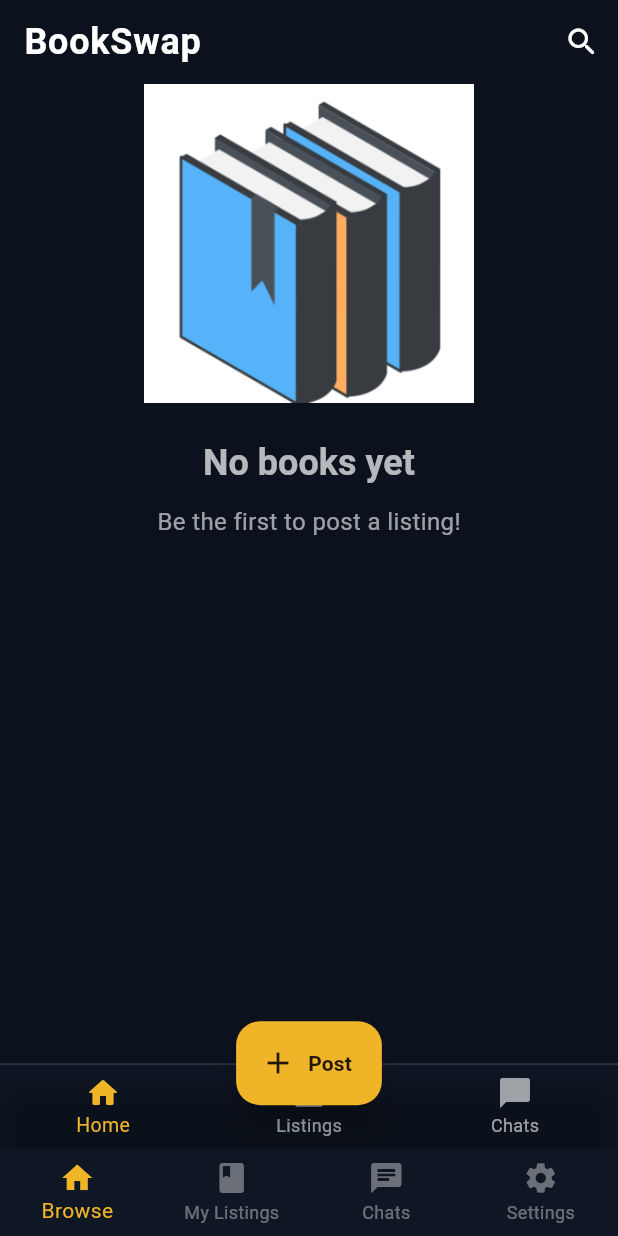
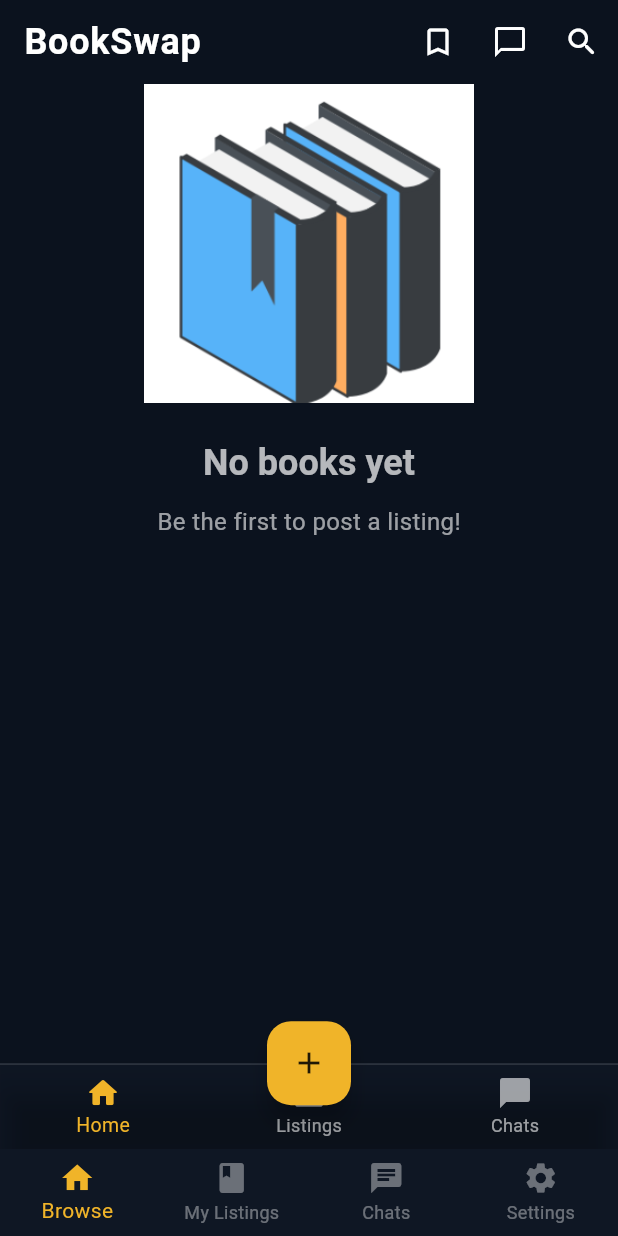
Before and after one commit to kelvintawe12/individualproject2, a Flutter app: the screen it shows once a user with an empty profile is signed in, on a phone screen of 412 x 824 dp. Run offline on Flutter 3.47's test engine with Material 3 defaults, Android fonts, the phone set to English and light mode, and no system bars; drawn by our look-alikes of pull_to_refresh; our stand-ins replace cloud_firestore, firebase_auth, firebase_core, firebase_storage, image_picker, lottie; accounts and stored records are empty; network calls fail.

Commit message:
feat: Add library and chat navigation to ListingsScreen with filter functionality

```diff
--- a/lib/app.dart
+++ b/lib/app.dart
@@ -6,6 +6,7 @@
 import 'screens/settings_screen.dart';
 import 'screens/post_screen.dart';
 import 'screens/auth/sign_in_screen.dart';
+import 'screens/library_screen.dart';
 
 class BookSwapApp extends StatefulWidget {
   const BookSwapApp({Key? key}) : super(key: key);
@@ -56,6 +57,8 @@
       ),
       routes: {
         '/post': (context) => const PostScreen(),
+        '/library': (context) => const LibraryScreen(),
+        '/chats': (context) => const ChatsScreen(),
       },
       home: StreamBuilder<User?>(
         stream: FirebaseAuth.instance.authStateChanges(),
--- a/lib/screens/browse_screen.dart
+++ b/lib/screens/browse_screen.dart
@@ -20,6 +20,8 @@
   late final AnimationController _staggerController;
   final RefreshController _refreshController =
       RefreshController(initialRefresh: false);
+  String _selectedFilter = 'All';
+  final List<String> _filters = const ['All', 'New', 'Used', 'Free'];
 
   @override
   void initState() {
@@ -73,6 +75,20 @@
           ),
         ),
         actions: [
+          IconButton(
+            icon: const Icon(Icons.bookmark_outline),
+            tooltip: 'Library',
+            onPressed: () {
+              Navigator.of(context).pushNamed('/library');
+            },
+          ),
+          IconButton(
+            icon: const Icon(Icons.chat_bubble_outline),
+            tooltip: 'Chats',
+            onPressed: () {
+              Navigator.of(context).pushNamed('/chats');
+            },
+          ),
           IconButton(
             icon: const Icon(Icons.search_rounded),
             onPressed: () {
@@ -198,36 +214,128 @@
                         style: TextStyle(color: Colors.white60, fontSize: 16),
                       ),
                     ],
-                  ),
+                    ),
                 ),
               );
             }
+            // Apply client-side filter (simple contains check on condition/title)
+            final filtered = items.where((m) {
+              if (_selectedFilter == 'All') return true;
+              final condition = (m['condition'] as String?)?.toLowerCase() ?? '';
+              final title = (m['title'] as String?)?.toLowerCase() ?? '';
+              final f = _selectedFilter.toLowerCase();
+              return condition.contains(f) || title.contains(f);
+            }).toList();
 
-            return ListView.builder(
-              padding: const EdgeInsets.fromLTRB(16, 8, 16, 120),
-              itemCount: items.length,
-              itemBuilder: (context, i) {
-                return _AnimatedListingCard(
-                  listing: items[i],
-                  index: i,
-                  controller: _staggerController,
-                );
-              },
+            // If filter yields nothing, show a friendly empty state.
+            if (filtered.isEmpty) {
+              return CustomScrollView(
+                slivers: [
+                  SliverToBoxAdapter(
+                    child: Padding(
+                      padding: const EdgeInsets.fromLTRB(16, 8, 16, 6),
+                      child: _buildFilterBar(),
+                    ),
+                  ),
+                  SliverFillRemaining(
+                    hasScrollBody: false,
+                    child: Center(
+                      child: Column(
+                        mainAxisSize: MainAxisSize.min,
+                        children: [
+                          const Icon(Icons.search_off, size: 64, color: Colors.white24),
+                          const SizedBox(height: 12),
+                          Text(
+                            'No books match your filters',
+                            style: Theme.of(context).textTheme.headlineSmall?.copyWith(
+                                  color: Colors.white70,
+                                  fontWeight: FontWeight.w600,
+                                ),
+                          ),
+                          const SizedBox(height: 8),
+                          const Text('Try a different filter or clear the selection.', style: TextStyle(color: Colors.white60)),
+                        ],
+                      ),
+                    ),
+                  ),
+                ],
+              );
+            }
+
+            return CustomScrollView(
+              slivers: [
+                SliverToBoxAdapter(
+                  child: Padding(
+                    padding: const EdgeInsets.fromLTRB(16, 8, 16, 6),
+                    child: _buildFilterBar(),
+                  ),
+                ),
+                SliverPadding(
+                  padding: const EdgeInsets.fromLTRB(16, 8, 16, 120),
+                  sliver: SliverList(
+                    delegate: SliverChildBuilderDelegate(
+                      (context, i) => _AnimatedListingCard(
+                        listing: filtered[i],
+                        index: i,
+                        controller: _staggerController,
+                      ),
+                      childCount: filtered.length,
+                    ),
+                  ),
+                ),
+              ],
             );
           },
         ),
       ),
-      floatingActionButton: FloatingActionButton.extended(
+      floatingActionButton: FloatingActionButton(
         onPressed: () => Navigator.of(context).push(_createPostRoute()),
-        label: const Text('Post', style: TextStyle(fontWeight: FontWeight.w600)),
-        icon: const Icon(Icons.add),
+        tooltip: 'Post',
+        child: const Icon(Icons.add),
         backgroundColor: const Color(0xFFF0B429),
         foregroundColor: Colors.black87,
-        elevation: 8,
-        shape: RoundedRectangleBorder(borderRadius: BorderRadius.circular(16)),
+        elevation: 6,
       ),
       floatingActionButtonLocation: FloatingActionButtonLocation.centerDocked,
       bottomNavigationBar: const _BottomNavBar(currentIndex: 0),
+    );
+  }
+
+  Widget _buildFilterBar() {
+    return Row(
+      children: [
+        Expanded(
+          child: Container(
+            padding: const EdgeInsets.symmetric(horizontal: 12, vertical: 6),
+            decoration: BoxDecoration(
+              color: Colors.white10,
+              borderRadius: BorderRadius.circular(12),
+            ),
+            child: DropdownButtonHideUnderline(
+              child: DropdownButton<String>(
+                value: _selectedFilter,
+                isExpanded: true,
+                dropdownColor: const Color(0xFF0B121E),
+                items: _filters.map((f) {
+                  return DropdownMenuItem(value: f, child: Text(f, style: const TextStyle(color: Colors.white)));
+                }).toList(),
+                onChanged: (v) {
+                  if (v == null) return;
+                  setState(() => _selectedFilter = v);
+                },
+                iconEnabledColor: Colors.white70,
+              ),
+            ),
+          ),
+        ),
+        const SizedBox(width: 8),
+        TextButton(
+          onPressed: () {
+            setState(() => _selectedFilter = 'All');
+          },
+          child: const Text('Clear', style: TextStyle(color: Colors.white70)),
+        ),
+      ],
     );
   }
 }
```
